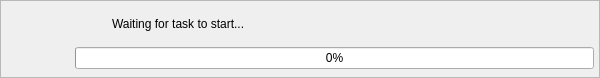
The window that libs/libgui/ui/widgets/taskprogresswidget.ui (nullptrlabs/pgmodeler) describes before a commit, drawn with Qt 5.
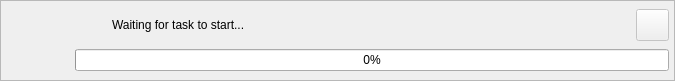
The same window after the commit. Icons and pictures are not drawn.

What changed in the file:
```diff
--- a/libs/libgui/ui/widgets/taskprogresswidget.ui
+++ b/libs/libgui/ui/widgets/taskprogresswidget.ui
@@ -9,8 +9,8 @@
    <rect>
     <x>0</x>
     <y>0</y>
-    <width>600</width>
-    <height>78</height>
+    <width>675</width>
+    <height>81</height>
    </rect>
   </property>
   <property name="sizePolicy">
@@ -126,7 +126,23 @@
         <property name="spacing">
          <number>5</number>
         </property>
-        <item row="0" column="1" colspan="3">
+        <item row="1" column="0" colspan="3">
+         <widget class="QProgressBar" name="progress_pb">
+          <property name="value">
+           <number>0</number>
+          </property>
+          <property name="alignment">
+           <set>Qt::AlignmentFlag::AlignCenter</set>
+          </property>
+          <property name="invertedAppearance">
+           <bool>false</bool>
+          </property>
+          <property name="format">
+           <string notr="true">%p%</string>
+          </property>
+         </widget>
+        </item>
+        <item row="0" column="1">
          <widget class="QLabel" name="text_lbl">
           <property name="sizePolicy">
            <sizepolicy hsizetype="Expanding" vsizetype="Preferred">
@@ -144,22 +160,6 @@
           </property>
          </widget>
         </item>
-        <item row="1" column="0" colspan="4">
-         <widget class="QProgressBar" name="progress_pb">
-          <property name="value">
-           <number>0</number>
-          </property>
-          <property name="alignment">
-           <set>Qt::AlignmentFlag::AlignCenter</set>
-          </property>
-          <property name="invertedAppearance">
-           <bool>false</bool>
-          </property>
-          <property name="format">
-           <string notr="true">%p%</string>
-          </property>
-         </widget>
-        </item>
         <item row="0" column="0">
          <widget class="QLabel" name="icon_lbl">
           <property name="sizePolicy">
@@ -194,6 +194,38 @@
           </property>
          </widget>
         </item>
+        <item row="0" column="2">
+         <widget class="QToolButton" name="cancel_btn">
+          <property name="enabled">
+           <bool>false</bool>
+          </property>
+          <property name="sizePolicy">
+           <sizepolicy hsizetype="Fixed" vsizetype="Fixed">
+            <horstretch>0</horstretch>
+            <verstretch>0</verstretch>
+           </sizepolicy>
+          </property>
+          <property name="focusPolicy">
+           <enum>Qt::FocusPolicy::ClickFocus</enum>
+          </property>
+          <property name="toolTip">
+           <string>Cancel operation</string>
+          </property>
+          <property name="text">
+           <string/>
+          </property>
+          <property name="icon">
+           <iconset resource="../../res/resources.qrc">
+            <normaloff>:/icons/icons/cancel.png</normaloff>:/icons/icons/cancel.png</iconset>
+          </property>
+          <property name="iconSize">
+           <size>
+            <width>25</width>
+            <height>25</height>
+           </size>
+          </property>
+         </widget>
+        </item>
        </layout>
       </item>
      </layout>
```
Left out of the diff: 1 changed line with no effect on the pictures.
